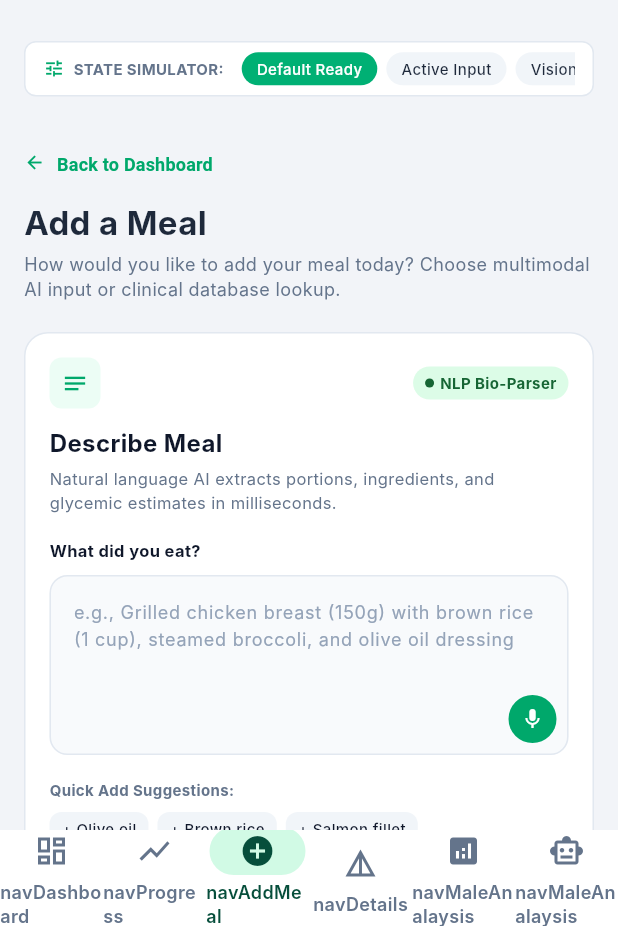
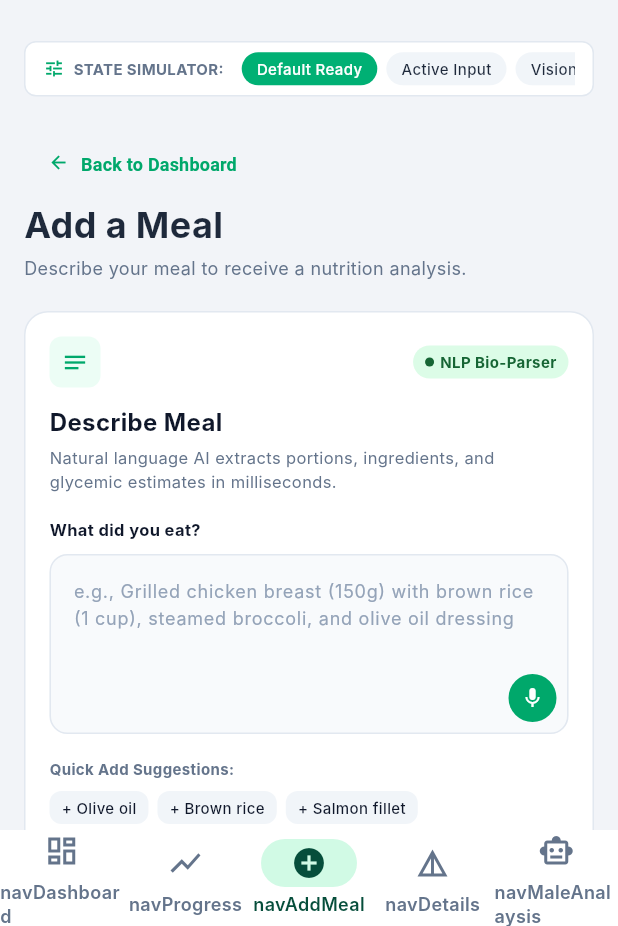
Before and after one commit to faisal-abdelnase/NutriVision, a Flutter app: the AppShell screen opened by its route, item 3 of the bottom bar chosen, on a phone screen of 412 x 824 dp, the part 310-1236 px from its top. Run offline on Flutter 3.47's test engine with Material 3 defaults, Android fonts, the phone set to English and light mode, and no system bars; our stand-ins replace cloud_firestore, dio, equatable, firebase_ai, firebase_auth, firebase_core and 6 more; missing offline and left inert: firebase_app_check; accounts and stored records are empty; network calls fail; Roboto replaces fonts that are missing (Inter, Plus Jakarta Sans).

Commit message:
integrate logic with meal analysis and add meal UI

```diff
--- a/lib/core/di/meal_analysis_injection.dart
+++ b/lib/core/di/meal_analysis_injection.dart
@@ -1,5 +1,5 @@
 import 'package:cloud_firestore/cloud_firestore.dart';
-import 'package:dio/dio.dart';
+import 'package:firebase_ai/firebase_ai.dart';
 import 'package:shared_preferences/shared_preferences.dart';
 
 import 'package:get_it/get_it.dart';
@@ -24,7 +24,7 @@ Future<void> initMealAnalysisInjection() async {
 
   getIt.registerLazySingleton<MealAnalysisRemoteDataSource>(
     () => MealAnalysisRemoteDataSourceImpl(
-      dio: getIt<Dio>(),
+      model: getIt<GenerativeModel>(),
       firestore: getIt<FirebaseFirestore>(),
     ),
   );
--- a/lib/features/home/presentation/screens/app_shell.dart
+++ b/lib/features/home/presentation/screens/app_shell.dart
@@ -9,9 +9,6 @@ import '../../../../core/extensions/context_extensions.dart';
 import '../../../../core/widgets/state_views.dart';
 import '../../../ai_coach/presentation/pages/ai_coach_page.dart';
 import '../../../dashboard/presentation/screens/dashboard_screen.dart';
-import '../../../meal_analysis/domain/entities/analyzed_food_item.dart';
-import '../../../meal_analysis/domain/entities/meal_analysis_result.dart';
-import '../../../meal_analysis/presentation/pages/meal_analysis_page.dart';
 import '../../../meal_tracking/presentation/addmeal/screens/add_meal_screen.dart';
 import '../../../meal_tracking/presentation/cubit/meal_cubit.dart';
 import '../../../meal_tracking/presentation/meal_details/screens/meal_details_screen.dart';
@@ -69,11 +66,6 @@ class _AppShellState extends State<AppShell> {
         label: context.tr('navDetails'),
       ),
       AdaptiveNavItem(
-        icon: Icons.analytics,
-        selectedIcon: Icons.analytics_outlined,
-        label: context.tr('navMaleAnalaysis'),
-      ),
-      AdaptiveNavItem(
         icon: Icons.smart_toy_outlined,
         selectedIcon: Icons.smart_button_sharp,
         label: context.tr('navMaleAnalaysis'),
@@ -95,9 +87,8 @@ class _AppShellState extends State<AppShell> {
           children: [
             DashboardScreen(userId: uid),
             ProgressScreen(),
-            AddMealScreen(),
+            AddMealScreen(onBack: () => setState(() => _index = 0)),
             MealDetailsScreen(),
-            MealAnalysisPage(initialResult: MealAnalysisDummyData.result),
             AiCoachPage(userId: uid),
           ],
         ),
@@ -105,58 +96,3 @@ class _AppShellState extends State<AppShell> {
     );
   }
 }
-
-class MealAnalysisDummyData {
-  static final MealAnalysisResult result = MealAnalysisResult(
-    id: 'dummy_analysis_001',
-    userId: 'dummy_user_001',
-    sourceDescription: 'Grilled chicken with rice, broccoli and avocado',
-    foodItems: const [
-      AnalyzedFoodItem(
-        name: 'Grilled Chicken Breast',
-        estimatedQuantity: 150,
-        quantityUnit: 'g',
-        calories: 248,
-        proteinGrams: 46.5,
-        carbohydrateGrams: 0,
-        fatGrams: 5.4,
-        confidenceScore: 0.98,
-      ),
-      AnalyzedFoodItem(
-        name: 'White Rice',
-        estimatedQuantity: 150,
-        quantityUnit: 'g',
-        calories: 195,
-        proteinGrams: 4,
-        carbohydrateGrams: 42.5,
-        fatGrams: 0.4,
-        confidenceScore: 0.96,
-      ),
-      AnalyzedFoodItem(
-        name: 'Broccoli',
-        estimatedQuantity: 100,
-        quantityUnit: 'g',
-        calories: 34,
-        proteinGrams: 2.8,
-        carbohydrateGrams: 6.6,
-        fatGrams: 0.4,
-        confidenceScore: 0.97,
-      ),
-    ],
-    totalCalories: 477,
-    totalProteinGrams: 53.3,
-    totalCarbohydrateGrams: 49.1,
-    totalFatGrams: 6.2,
-    analysisSummary:
-        'A balanced meal rich in protein, with carbohydrates for energy '
-        'and vegetables that provide essential nutrients.',
-    nutritionInsights: const [
-      'High protein content supports muscle recovery.',
-      'Broccoli provides fiber and essential vitamins.',
-      'Rice provides carbohydrates for daily energy.',
-    ],
-    warnings: const ['Consider whole-grain rice for additional fiber.'],
-    confidenceScore: 0.97,
-    analyzedAt: DateTime(2026, 10, 29, 12, 30),
-  );
-}
--- a/lib/features/meal_tracking/presentation/addmeal/screens/add_meal_screen.dart
+++ b/lib/features/meal_tracking/presentation/addmeal/screens/add_meal_screen.dart
@@ -1,26 +1,100 @@
+import 'package:firebase_auth/firebase_auth.dart';
 import 'package:flutter/material.dart';
+import 'package:flutter_bloc/flutter_bloc.dart';
+import 'package:get_it/get_it.dart';
+
 import '../../../../../core/theme/app_colors.dart';
-import '../widgets/sidebar_widget.dart';
-import '../widgets/top_header_bar.dart';
+import '../../../../meal_analysis/domain/entities/meal_analysis_request.dart';
+import '../../../../meal_analysis/presentation/cubit/meal_analysis_cubit.dart';
+import '../../../../meal_analysis/presentation/cubit/meal_analysis_state.dart';
+import '../../../../meal_analysis/presentation/pages/meal_analysis_page.dart';
 import '../widgets/describe_meal_card.dart';
 import '../widgets/vision_ai_card.dart';
 import '../widgets/search_database_card.dart';
 import '../widgets/synthesis_action_banner.dart';
 import '../widgets/architecture_cards.dart';
+import '../widgets/top_header_bar.dart';
 
 class AddMealScreen extends StatelessWidget {
-  const AddMealScreen({super.key});
+  const AddMealScreen({super.key, this.onBack});
+
+  final VoidCallback? onBack;
+
+  @override
+  Widget build(BuildContext context) => BlocProvider(
+    create: (_) => GetIt.instance<MealAnalysisCubit>(),
+    child: _AddMealForm(onBack: onBack),
+  );
+}
+
+class _AddMealForm extends StatefulWidget {
+  const _AddMealForm({this.onBack});
+
+  final VoidCallback? onBack;
+
+  @override
+  State<_AddMealForm> createState() => _AddMealFormState();
+}
+
+class _AddMealFormState extends State<_AddMealForm> {
+  final _formKey = GlobalKey<FormState>();
+  final _descriptionController = TextEditingController();
+
+  @override
+  void dispose() {
+    _descriptionController.dispose();
+    super.dispose();
+  }
+
+  Future<void> _analyze() async {
+    if (!(_formKey.currentState?.validate() ?? false)) return;
+    final user = FirebaseAuth.instance.currentUser;
+    if (user == null) {
+      ScaffoldMessenger.of(context).showSnackBar(
+        const SnackBar(content: Text('Sign in to analyze and save a meal.')),
+      );
+      return;
+    }
+    await context.read<MealAnalysisCubit>().analyzeText(
+      request: MealAnalysisRequest(
+        userId: user.uid,
+        description: _descriptionController.text.trim(),
+      ),
+    );
+  }
 
   @override
   Widget build(BuildContext context) {
-    final bool isDesktop = MediaQuery.of(context).size.width >= 900;
-
-    return Scaffold(
+    final desktop = MediaQuery.sizeOf(context).width >= 900;
+    return BlocListener<MealAnalysisCubit, MealAnalysisState>(
+      listenWhen: (_, state) =>
+          state is MealAnalysisSuccess || state is MealAnalysisFailure,
+      listener: (context, state) {
+        if (state is MealAnalysisSuccess) {
+          Navigator.of(context).push<void>(
+            MaterialPageRoute<void>(
+              builder: (_) => MealAnalysisPage(initialResult: state.result),
+            ),
+          );
+        } else if (state is MealAnalysisFailure) {
+          ScaffoldMessenger.of(context)
+            ..hideCurrentSnackBar()
+            ..showSnackBar(SnackBar(content: Text(state.message)));
+        }
+      },
+      child: Scaffold(
         backgroundColor: AppColors.background,
-      appBar: !isDesktop
+        appBar: !desktop
             ? AppBar(
-              backgroundColor: Colors.white,
+                backgroundColor: Theme.of(context).colorScheme.surface,
                 elevation: 0,
+                automaticallyImplyLeading: widget.onBack == null,
+                leading: widget.onBack == null
+                    ? null
+                    : IconButton(
+                        onPressed: widget.onBack,
+                        icon: const Icon(Icons.arrow_back, color: AppColors.darkText),
+                      ),
                 iconTheme: const IconThemeData(color: AppColors.darkText),
                 title: const Text(
                   'NutriVision Clinical',
@@ -28,32 +102,18 @@ class AddMealScreen extends StatelessWidget {
                 ),
               )
             : null,
-      // drawer: !isDesktop ? const Drawer(child: SidebarWidget()) : null,
-      body: Row(
-        children: [
-          // 1. Sidebar Left (فقط للشاشات الكبيرة)
-          // if (isDesktop) const SidebarWidget(),
-
-          // 2. Main Dashboard Content Right
-          Expanded(
-            child: SingleChildScrollView(
-              padding: const EdgeInsets.all(16.0),
+        body: BlocBuilder<MealAnalysisCubit, MealAnalysisState>(
+          builder: (context, state) {
+            final isLoading = state is MealAnalysisLoading;
+            return SingleChildScrollView(
+              padding: const EdgeInsets.all(16),
               child: Column(
                 crossAxisAlignment: CrossAxisAlignment.start,
                 children: [
-                  // Top Header
                   const TopHeaderBar(),
                   const SizedBox(height: 20),
-
-                  // Back Button & Engine Specs Row
-                  LayoutBuilder(
-                    builder: (context, constraints) {
-                      if (constraints.maxWidth < 700) {
-                        return Column(
-                          crossAxisAlignment: CrossAxisAlignment.start,
-                          children: [
                   TextButton.icon(
-                              onPressed: () {},
+                    onPressed: widget.onBack ?? () => Navigator.of(context).maybePop(),
                     icon: const Icon(
                       Icons.arrow_back,
                       size: 14,
@@ -67,153 +127,72 @@ class AddMealScreen extends StatelessWidget {
                         fontWeight: FontWeight.bold,
                       ),
                     ),
-                              style: TextButton.styleFrom(
-                                padding: EdgeInsets.zero,
-                              ),
                   ),
                   const Text(
                     'Add a Meal',
                     style: TextStyle(
-                                fontSize: 22,
+                      fontSize: 24,
                       fontWeight: FontWeight.bold,
                       color: AppColors.darkText,
                     ),
                   ),
                   const SizedBox(height: 4),
                   const Text(
-                              'How would you like to add your meal today? Choose multimodal AI input or clinical database lookup.',
-                              style: TextStyle(
-                                color: AppColors.mutedText,
-                                fontSize: 12,
+                    'Describe your meal to receive a nutrition analysis.',
+                    style: TextStyle(color: AppColors.mutedText, fontSize: 12),
+                  ),
+                  const SizedBox(height: 20),
+                  Form(
+                    key: _formKey,
+                    child: DescribeMealCard(
+                      controller: _descriptionController,
+                      validator: (value) =>
+                          value == null || value.trim().isEmpty
+                          ? 'Enter a meal description.'
+                          : value.trim().length < 3
+                          ? 'Add a little more detail about your meal.'
+                          : null,
                     ),
                   ),
-                          ],
-                        );
-                      }
-                      return Row(
-                        mainAxisAlignment: MainAxisAlignment.spaceBetween,
+                  const SizedBox(height: 16),
+                  if (desktop)
+                    const Row(
                       children: [
-                          Column(
-                            crossAxisAlignment: CrossAxisAlignment.start,
-                            children: [
-                              TextButton.icon(
-                                onPressed: () {},
-                                icon: const Icon(
-                                  Icons.arrow_back,
-                                  size: 14,
-                                  color: AppColors.primaryTeal,
-                                ),
-                                label: const Text(
-                                  'Back to Dashboard',
-                                  style: TextStyle(
-                                    color: AppColors.primaryTeal,
-                                    fontSize: 12,
-                                    fontWeight: FontWeight.bold,
-                                  ),
-                                ),
-                                style: TextButton.styleFrom(
-                                  padding: EdgeInsets.zero,
-                                ),
-                              ),
-                              const Text(
-                                'Add a Meal',
-                                style: TextStyle(
-                                  fontSize: 26,
-                                  fontWeight: FontWeight.bold,
-                                  color: AppColors.darkText,
-                                ),
-                              ),
-                              const SizedBox(height: 4),
-                              const Text(
-                                'How would you like to add your meal today? Choose multimodal AI input or clinical database lookup.',
-                                style: TextStyle(
-                                  color: AppColors.mutedText,
-                                  fontSize: 12,
-                                ),
-                              ),
-                            ],
-                          ),
-                          Container(
-                            padding: const EdgeInsets.all(10),
-                            decoration: BoxDecoration(
-                              color: const Color(0xFFF8FAFC),
-                              borderRadius: BorderRadius.circular(10),
-                              border: Border.all(color: AppColors.border),
-                            ),
-                            child: Row(
-                              children: [
-                                const Icon(
-                                  Icons.hub_outlined,
-                                  color: AppColors.primaryTeal,
-                                  size: 20,
-                                ),
-                                const SizedBox(width: 8),
-                                Column(
-                                  crossAxisAlignment: CrossAxisAlignment.start,
-                                  children: const [
-                                    Text(
-                                      'CLINICAL ENGINE',
-                                      style: TextStyle(
-                                        fontSize: 9,
-                                        fontWeight: FontWeight.bold,
-                                        color: AppColors.mutedText,
-                                      ),
-                                    ),
-                                    Text(
-                                      'Gemini Multimodal 2.5 + USDA Rev 28',
-                                      style: TextStyle(
-                                        fontSize: 10,
-                                        fontWeight: FontWeight.bold,
-                                      ),
-                                    ),
-                                  ],
-                                ),
-                              ],
-                            ),
-                          ),
-                        ],
-                      );
-                    },
-                  ),
-
-                  const SizedBox(height: 20),
-
-                  // Inputs Section (تتحول إلى عمود رأسي على الهاتف، وبجانب بعضها على الشاشات الكبيرة)
-                  isDesktop
-                      ? Row(
-                          crossAxisAlignment: CrossAxisAlignment.start,
-                          children: const [
-                            Expanded(child: DescribeMealCard()),
-                            SizedBox(width: 16),
                         Expanded(child: VisionAiCard()),
                         SizedBox(width: 16),
                         Expanded(child: SearchDatabaseCard()),
                       ],
                     )
-                      : Column(
-                          children: const [
-                            DescribeMealCard(),
-                            SizedBox(height: 16),
+                  else
+                    const Column(
+                      children: [
                         VisionAiCard(),
                         SizedBox(height: 16),
                         SearchDatabaseCard(),
                       ],
                     ),
-
                   const SizedBox(height: 20),
-
-                  // Synthesis Banner
-                  const SynthesisActionBanner(),
-
+                  SynthesisActionBanner(
+                    onAnalyze: _analyze,
+                    isLoading: isLoading,
+                  ),
+                  if (state is MealAnalysisFailure) ...[
+                    const SizedBox(height: 8),
+                    Align(
+                      alignment: Alignment.centerRight,
+                      child: TextButton(
+                        onPressed: _analyze,
+                        child: const Text('Retry analysis'),
+                      ),
+                    ),
+                  ],
                   const SizedBox(height: 20),
-
-                  // Flutter Architecture Spec Section
                   const ArchitectureCards(),
                 ],
               ),
+            );
+          },
         ),
-          ),
-        ],
       ),
     );
   }
--- a/lib/features/meal_tracking/presentation/addmeal/widgets/describe_meal_card.dart
+++ b/lib/features/meal_tracking/presentation/addmeal/widgets/describe_meal_card.dart
@@ -2,7 +2,10 @@ import 'package:flutter/material.dart';
 import '../../../../../core/theme/app_colors.dart';
 
 class DescribeMealCard extends StatelessWidget {
-  const DescribeMealCard({super.key});
+  const DescribeMealCard({super.key, this.controller, this.validator});
+
+  final TextEditingController? controller;
+  final String? Function(String?)? validator;
 
   @override
   Widget build(BuildContext context) {
@@ -77,7 +80,9 @@ class DescribeMealCard extends StatelessWidget {
           // Input Box with Voice Mic Button
           Stack(
             children: [
-              TextField(
+              TextFormField(
+                controller: controller,
+                validator: validator,
                 maxLines: 4,
                 decoration: InputDecoration(
                   hintText:
```
Also changed, not shown: lib/features/meal_analysis/data/datasources/meal_analysis_remote_data_source_impl.dart (+101 -45 lines), lib/features/meal_analysis/presentation/cubit/meal_analysis_cubit.dart (+22 -9 lines), lib/features/meal_tracking/presentation/addmeal/widgets/synthesis_action_banner.dart (+36 -9 lines). Lines whose indentation alone changed are shown as unchanged.
